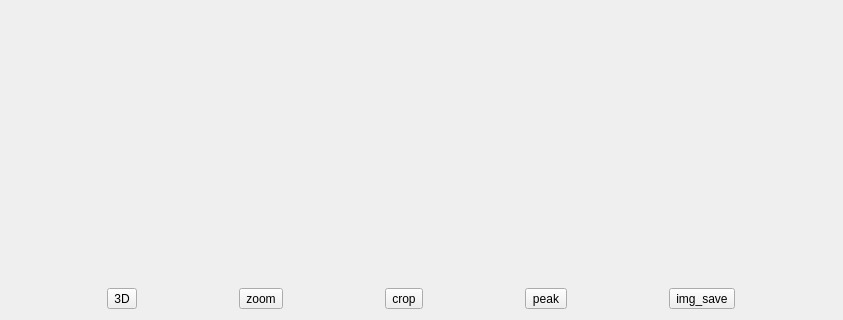
Before: the Qt Designer form src/form/plot/formplot.ui in MRsoymilk/MySerial, drawn with Qt 5; both pictures show x 0 to 843 and y 210 to 530 of the 843 by 530 pixel window.
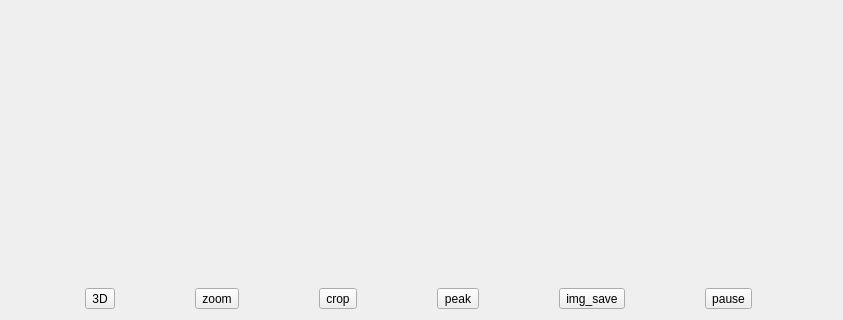
After: the same form once the commit is applied. Icons and pictures are not drawn.

Commit message: plot add pause

Diff of the .ui file:
```diff
--- a/src/form/plot/formplot.ui
+++ b/src/form/plot/formplot.ui
@@ -214,6 +214,13 @@
        </property>
       </widget>
      </item>
+     <item>
+      <widget class="QToolButton" name="tBtnPause">
+       <property name="text">
+        <string>pause</string>
+       </property>
+      </widget>
+     </item>
     </layout>
    </item>
   </layout>
```
The commit also changes 12 other files.
